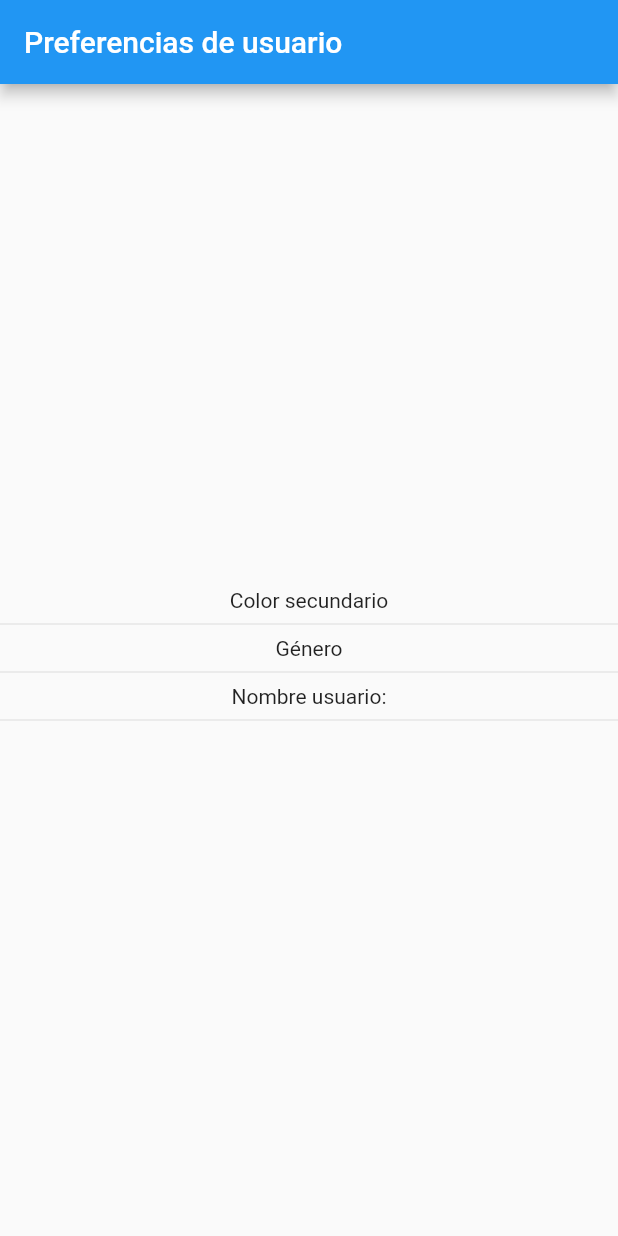
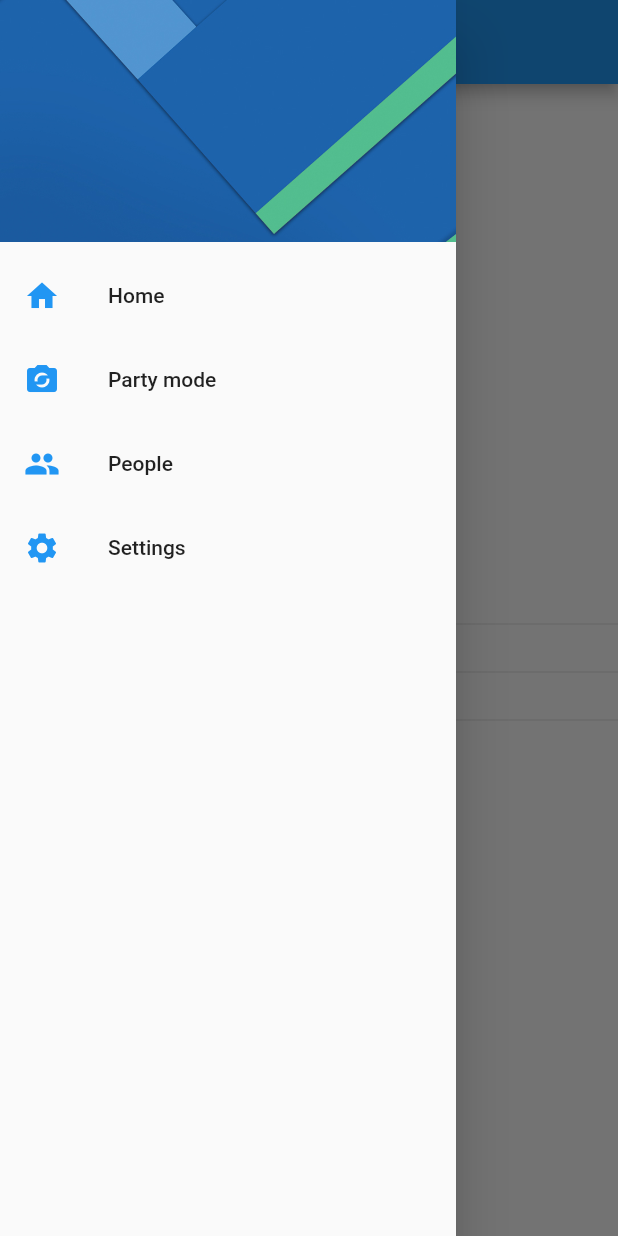
Before and after one commit to fabirt/curso-flutter, a Flutter app: the screen it shows after launch, with the side drawer open (before the commit the screen has no drawer), on a phone screen of 412 x 824 dp. Run offline on Flutter 3.47's test engine with Material 2 defaults, Android fonts, the phone set to English and light mode, and no system bars; our stand-ins replace flutter_map, flutter_swiper, latlong, sqflite; missing offline and left inert: qrcode_reader; accounts and stored records are empty.

```diff
--- a/user_preferences_app/lib/src/pages/home_page.dart
+++ b/user_preferences_app/lib/src/pages/home_page.dart
@@ -1,4 +1,5 @@
 import 'package:flutter/material.dart';
+import 'package:user_preferences_app/src/pages/settings_page.dart';
 
 class HomePage extends StatelessWidget {
 
@@ -10,6 +11,7 @@ class HomePage extends StatelessWidget {
       appBar: AppBar(
         title: Text('Preferencias de usuario'),
       ),
+      drawer: _buildDrawer(context),
       body: Column(
         mainAxisAlignment: MainAxisAlignment.center,
         children: <Widget>[
@@ -23,4 +25,54 @@ class HomePage extends StatelessWidget {
       ),
     );
   }
+
+  Drawer _buildDrawer(BuildContext context) {
+    return Drawer(
+      child: ListView(
+        padding: EdgeInsets.zero,
+        children: <Widget>[
+          DrawerHeader(
+            child: Container(
+            ),
+            decoration: BoxDecoration(
+              image: DecorationImage(
+                image: AssetImage('assets/menu-img.jpg'),
+                fit: BoxFit.cover
+              )
+            ),
+          ),
+
+          ListTile(
+            leading: Icon(Icons.home, color: Colors.blue,),
+            title: Text('Home'),
+            onTap: (){
+              Navigator.pushReplacementNamed(context, HomePage.routeName);
+            },
+          ),
+
+          ListTile(
+            leading: Icon(Icons.party_mode, color: Colors.blue,),
+            title: Text('Party mode'),
+            onTap: (){},
+          ),
+
+          ListTile(
+            leading: Icon(Icons.people, color: Colors.blue,),
+            title: Text('People'),
+            onTap: (){},
+          ),
+
+          ListTile(
+            leading: Icon(Icons.settings, color: Colors.blue,),
+            title: Text('Settings'),
+            onTap: () {
+              // Navigator.pop(context);
+              // Navigator.pushNamed(context, SettingsPage.routeName);
+              Navigator.pushReplacementNamed(context, SettingsPage.routeName);
+            },
+          ),
+        ],
+      ),
+    );
+  }
 }
--- a/user_preferences_app/pubspec.yaml
+++ b/user_preferences_app/pubspec.yaml
@@ -41,8 +41,8 @@ flutter:
   uses-material-design: true
 
   # To add assets to your application, add an assets section, like this:
-  # assets:
-  #  - images/a_dot_burr.jpeg
+  assets:
+   - assets/
   #  - images/a_dot_ham.jpeg
 
   # An image asset can refer to one or more resolution-specific "variants", see
```
Also changed, not shown: user_preferences_app/assets/menu-img.jpg (added).
